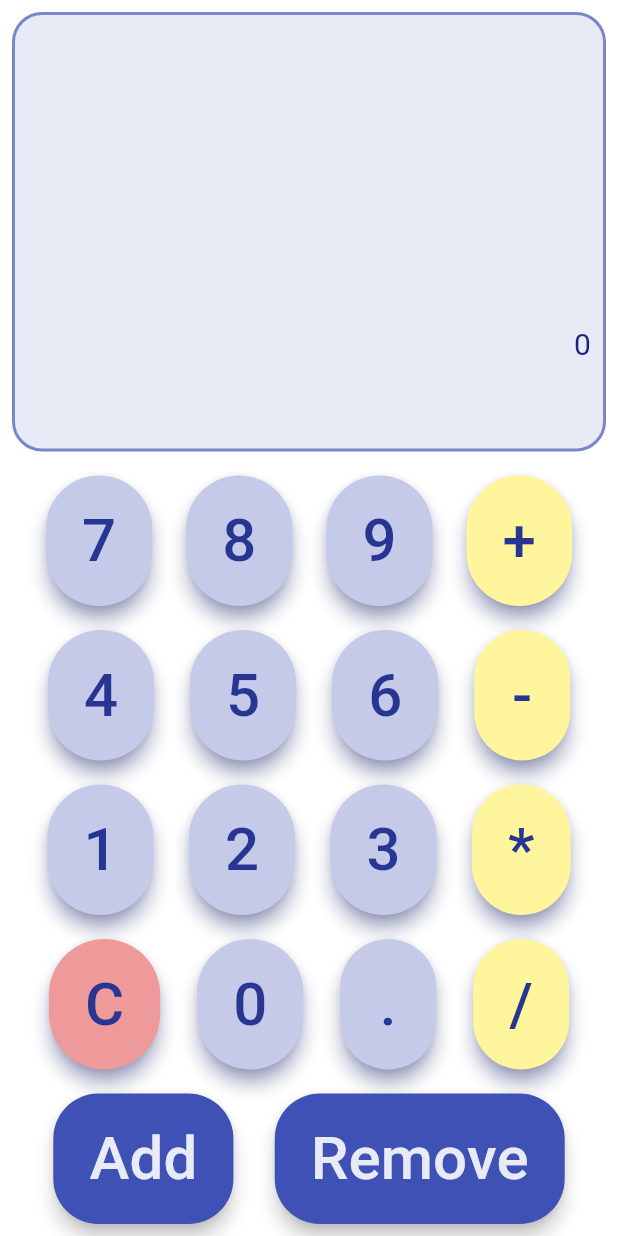
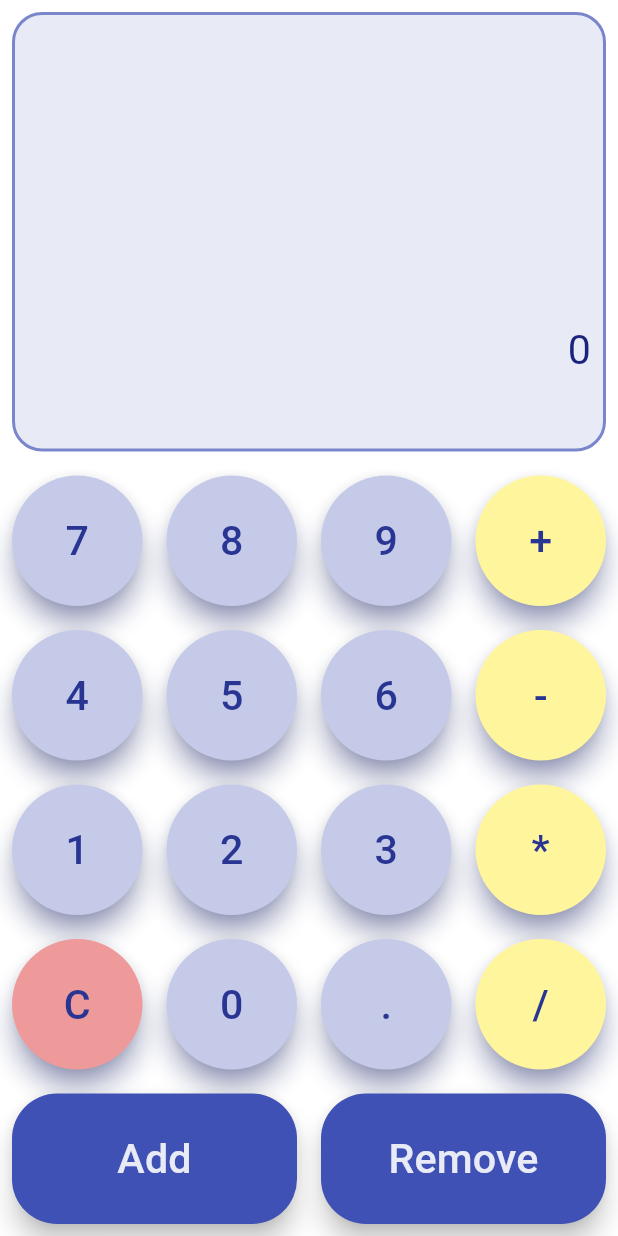
Before and after one commit to mariaruth1/RPN_Calculator, a Flutter app: the screen it shows after launch, on a phone screen of 412 x 824 dp. Run offline on Flutter 3.47's test engine with Material 3 defaults, Android fonts, the phone set to English and light mode, and no system bars; drawn by our look-alikes of auto_size_text.

Commit message:
text resizes bases on window size

```diff
--- a/lib/display.dart
+++ b/lib/display.dart
@@ -5,12 +5,14 @@ class Display extends StatelessWidget {
   String enteredNumber;
   String stackString;
   String calculationString;
+  double fontSize;
 
   Display(
       {super.key,
       required this.enteredNumber,
       required this.stackString,
-      required this.calculationString});
+      required this.calculationString,
+      required this.fontSize});
 
   @override
   Widget build(BuildContext context) {
@@ -27,9 +29,7 @@ class Display extends StatelessWidget {
           ),
         ),
         child:
-            Column(
-                mainAxisAlignment: MainAxisAlignment.spaceEvenly,
-                children: [
+            Column(mainAxisAlignment: MainAxisAlignment.spaceEvenly, children: [
           _buildScrollableTextRow("Stack Display", stackString),
           _buildScrollableTextRow("Calculation Display", calculationString),
           _buildScrollableTextRow("Entered Number Display", enteredNumber),
@@ -47,18 +47,16 @@ class Display extends StatelessWidget {
           child: SingleChildScrollView(
             scrollDirection: Axis.horizontal,
             reverse: true,
-            child: AutoSizeText(
+            child: Text(
               text,
               key: Key(keyString),
               maxLines: 1,
-              style: TextStyle(fontSize: 20, color: Colors.indigo[900]!),
+              style: TextStyle(fontSize: fontSize, color: Colors.indigo[900]!),
               overflow: TextOverflow.ellipsis,
-              minFontSize: 10,
             ),
           ),
         ),
       ],
     );
   }
-
 }
--- a/lib/keypad.dart
+++ b/lib/keypad.dart
@@ -4,8 +4,13 @@ import 'package:flutter/material.dart';
 class Keypad extends StatelessWidget {
   final Function onButtonTap;
   final bool isPortrait;
+  double fontSize;
 
-  Keypad({super.key, required this.onButtonTap, required this.isPortrait});
+  Keypad(
+      {super.key,
+      required this.onButtonTap,
+      required this.isPortrait,
+      required this.fontSize});
 
   final List<String> landscapeNumbers = [
     '.',
@@ -52,7 +57,6 @@ class Keypad extends StatelessWidget {
     'Remove',
   ];
 
-
   @override
   Widget build(BuildContext context) {
     return isPortrait ? _createPortraitLayout() : _createLandscapeLayout();
@@ -60,16 +64,24 @@ class Keypad extends StatelessWidget {
 
   List<Widget> _createButtons(List<String> buttons) {
     return buttons
-        .map((button) => ElevatedButton(
+        .map((button) => Expanded(
+              child: Padding(
+                padding: const EdgeInsets.all(8.0),
+                child: ElevatedButton(
                   style: _styleButton(button),
                   onPressed: () => onButtonTap(button),
-              child: AutoSizeText(
+                  child: Text(
                     button,
                     maxLines: 1,
                     textAlign: TextAlign.center,
-                style: TextStyle(fontSize: 40, color: addRemove.contains(button) ? Colors.indigo[50] : Colors.indigo[800]),
+                    style: TextStyle(
+                        fontSize: fontSize,
+                        color: addRemove.contains(button)
+                            ? Colors.indigo[50]
+                            : Colors.indigo[800]),
                     overflow: TextOverflow.ellipsis,
-                minFontSize: 20,
+                  ),
+                ),
               ),
             ))
         .toList();
@@ -86,14 +98,12 @@ class Keypad extends StatelessWidget {
                   : Colors.indigo[100]),
       shape: addRemove.contains(button)
           ? RoundedRectangleBorder(borderRadius: BorderRadius.circular(30))
-          : RoundedRectangleBorder(borderRadius: BorderRadius.circular(40)),
-      foregroundColor: addRemove.contains(button)
-          ? Colors.indigo[50]
-          : Colors.indigo[800],
-      elevation: 5,
-      shadowColor: addRemove.contains(button)
-          ? Colors.black
-          : Colors.indigo[400],
+          : RoundedRectangleBorder(borderRadius: BorderRadius.circular(50)),
+      foregroundColor:
+          addRemove.contains(button) ? Colors.indigo[50] : Colors.indigo[800],
+      elevation: 7,
+      shadowColor:
+          addRemove.contains(button) ? Colors.black : Colors.indigo[400],
     );
   }
 
@@ -114,15 +124,12 @@ class Keypad extends StatelessWidget {
   Flexible _createButtonRow(List<String> buttons) {
     return Flexible(
       flex: 1,
-        child: Padding(
-          padding: const EdgeInsets.all(8.0),
       child: Row(
         mainAxisAlignment: MainAxisAlignment.spaceEvenly,
         crossAxisAlignment: CrossAxisAlignment.stretch,
         children: [
           ..._createButtons(buttons),
         ],
-          ),
       ),
     );
   }
--- a/lib/main.dart
+++ b/lib/main.dart
@@ -9,9 +9,14 @@ void main() {
 class MyCalculator extends StatelessWidget {
   const MyCalculator({super.key});
 
+
+
   // This widget is the root of your application.
   @override
   Widget build(BuildContext context) {
+    var screenWidth = MediaQuery.of(context).size.width;
+    var screenHeight = MediaQuery.of(context).size.height;
+    var isPortrait = screenHeight > screenWidth;
     return MaterialApp(
         debugShowCheckedModeBanner: false,
         theme: ThemeData(
--- a/lib/main_screen.dart
+++ b/lib/main_screen.dart
@@ -24,6 +24,7 @@ class _MainScreenState extends State<MainScreen> {
   double screenWidth = 0;
   double screenHeight = 0;
   bool isPortrait = true;
+  double fontSize = 1;
 
   @override
   void initState() {
@@ -37,6 +38,8 @@ class _MainScreenState extends State<MainScreen> {
     screenHeight = MediaQuery.of(context).size.height;
     isPortrait = screenHeight > screenWidth;
 
+    fontSize = isPortrait ? screenWidth / 15 : screenHeight / 20;
+
     return Column(
       children: [
         Flexible(
@@ -46,13 +49,18 @@ class _MainScreenState extends State<MainScreen> {
             child: Display(
                 enteredNumber: tappedBtn,
                 stackString: getStackString(),
-                calculationString: calculationString),
+                calculationString: calculationString,
+                fontSize: fontSize),
           ),
         ),
         Flexible(
           flex: isPortrait ? 5 : 1,
-          child: Keypad(onButtonTap: handleBtnTap, isPortrait: isPortrait),
-        ),
+          child: Keypad(
+            onButtonTap: handleBtnTap,
+            isPortrait: isPortrait,
+            fontSize: fontSize,
+          ),
+        )
       ],
     );
   }
@@ -82,8 +90,7 @@ class _MainScreenState extends State<MainScreen> {
       }
     } else if (button == 'Remove') {
       setState(() {
-        calculator?.stack
-            .removeLast();
+        calculator?.stack.removeLast();
       });
     } else if ('0123456789.'.contains(button)) {
       setState(() {
--- a/pubspec.yaml
+++ b/pubspec.yaml
@@ -30,7 +30,6 @@ environment:
 dependencies:
   flutter:
     sdk: flutter
-  auto_size_text: ^3.0.0
 
 
   # The following adds the Cupertino Icons font to your application.
```
Also changed, not shown: 1 other file. Lines whose indentation alone changed are shown as unchanged.
